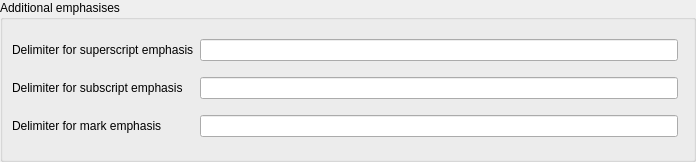
igormironchik/markdown-tools, file src/shared/plugins_page.ui: the form before one commit.
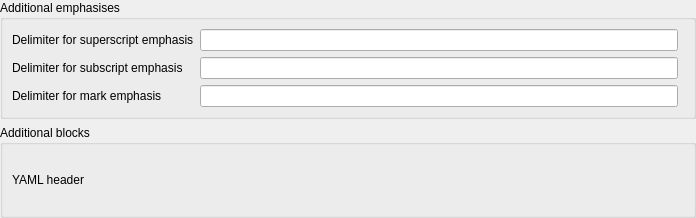
The form after the commit. Custom widgets are drawn as their Qt base class.

Commit message: Add support for YAML header. (#13)

```diff
--- a/src/shared/plugins_page.ui
+++ b/src/shared/plugins_page.ui
@@ -7,16 +7,13 @@
     <x>0</x>
     <y>0</y>
     <width>696</width>
-    <height>162</height>
+    <height>218</height>
    </rect>
   </property>
   <property name="windowTitle">
    <string>Form</string>
   </property>
   <layout class="QVBoxLayout" name="verticalLayout">
-   <property name="spacing">
-    <number>0</number>
-   </property>
    <property name="leftMargin">
     <number>0</number>
    </property>
@@ -101,6 +98,38 @@
      </layout>
     </widget>
    </item>
+   <item>
+    <widget class="QGroupBox" name="groupBox_2">
+     <property name="title">
+      <string>Additional blocks</string>
+     </property>
+     <layout class="QHBoxLayout" name="horizontalLayout">
+      <item>
+       <widget class="QLabel" name="label_4">
+        <property name="text">
+         <string>YAML header</string>
+        </property>
+       </widget>
+      </item>
+      <item>
+       <spacer name="horizontalSpacer">
+        <property name="orientation">
+         <enum>Qt::Orientation::Horizontal</enum>
+        </property>
+        <property name="sizeHint" stdset="0">
+         <size>
+          <width>561</width>
+          <height>20</height>
+         </size>
+        </property>
+       </spacer>
+      </item>
+      <item>
+       <widget class="MdShared::Switch" name="m_yamlSwitch" native="true"/>
+      </item>
+     </layout>
+    </widget>
+   </item>
   </layout>
  </widget>
  <customwidgets>
```
The commit also changes 11 other files.
